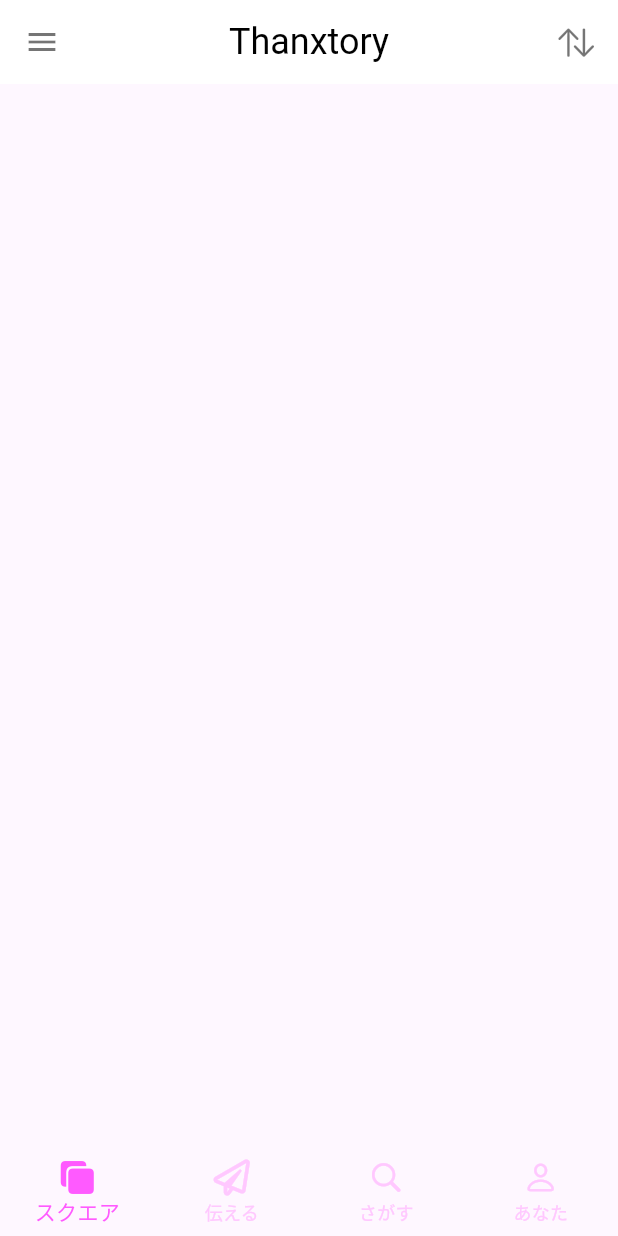
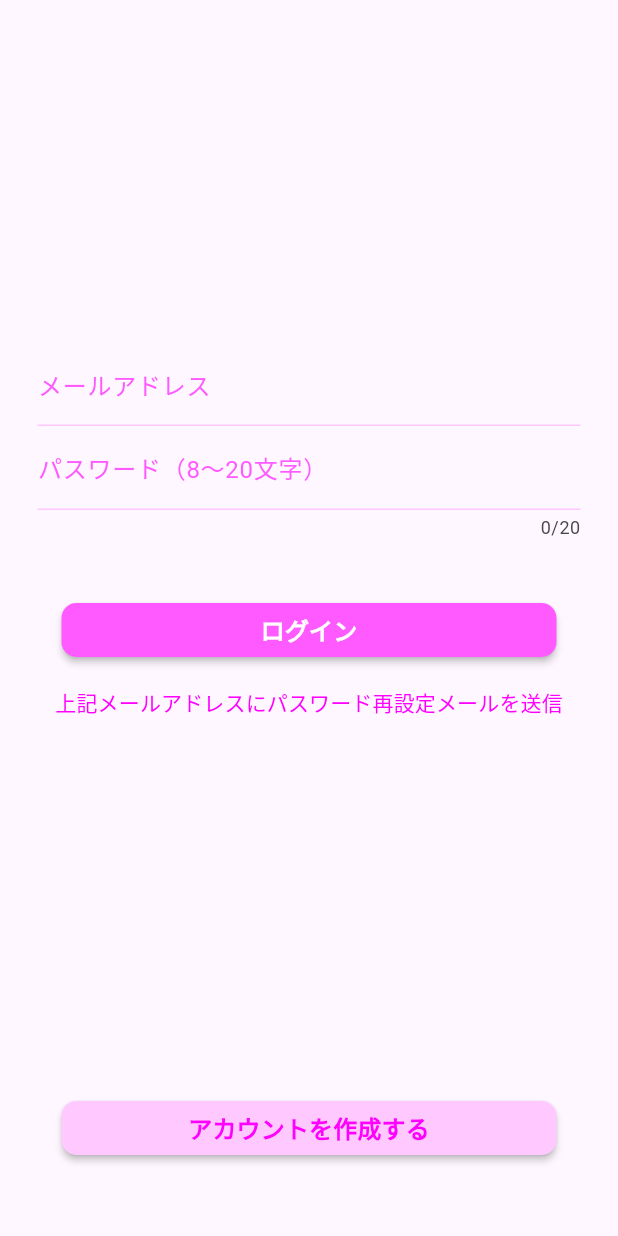
Before and after one commit to hiroshu-diary/thanxtory, a Flutter app: the screen it shows after launch, on a phone screen of 412 x 824 dp. Run offline on Flutter 3.47's test engine with Material 2 defaults, Android fonts, the phone set to English and light mode, and no system bars; our stand-ins replace anim_search_bar, cloud_firestore, firebase_auth, firebase_core, font_awesome_flutter, like_button and 3 more; accounts and stored records are empty; generated files the repository leaves out were written again.

Commit message:
確認付き メール認証

```diff
--- a/lib/main.dart
+++ b/lib/main.dart
@@ -3,6 +3,7 @@
 import 'package:flutter/material.dart';
 import 'package:provider/provider.dart';
 import 'package:thanxtory/pages/home/home_page.dart';
+import 'package:thanxtory/pages/login/login_page.dart';
 import 'model/constant.dart';
 import 'model/scaffold_messenger_controller.dart';
 import 'routes/routes.dart';
@@ -66,7 +67,7 @@
         if (snapshot.hasData) {
           return const ScaffoldMessengerNavigator();
         }
-        return const ScaffoldMessengerNavigator();
+        return const LoginPage();
       },
     );
   }
--- a/lib/pages/login/login_page.dart
+++ b/lib/pages/login/login_page.dart
@@ -1,15 +1,20 @@
 import 'package:flutter/material.dart';
 import 'package:firebase_auth/firebase_auth.dart';
+import 'package:thanxtory/main.dart';
 import 'package:thanxtory/pages/login/auth_error.dart';
 import 'package:thanxtory/pages/login/email_checker.dart';
 import 'package:thanxtory/pages/login/registraion_page.dart';
 
-class Login extends StatefulWidget {
+import '../../model/constant.dart';
+
+class LoginPage extends StatefulWidget {
+  const LoginPage({Key? key}) : super(key: key);
+
   @override
   _Login createState() => _Login();
 }
 
-class _Login extends State<Login> {
+class _Login extends State<LoginPage> {
   // Firebase 認証
   final _auth = FirebaseAuth.instance;
   late UserCredential _result;
@@ -33,20 +38,44 @@
             Padding(
               padding: const EdgeInsets.fromLTRB(25.0, 0, 25.0, 0),
               child: TextFormField(
-                  decoration: const InputDecoration(labelText: "メールアドレス"),
+                cursorColor: C.accentColor,
+                decoration: const InputDecoration(
+                  labelText: 'メールアドレス',
+                  labelStyle: TextStyle(color: C.subColor),
+                  enabledBorder: UnderlineInputBorder(
+                    borderSide: BorderSide(
+                      color: C.mainColor,
+                    ),
+                  ),
+                  focusedBorder: UnderlineInputBorder(
+                    borderSide: BorderSide(color: C.subColor),
+                  ),
+                ),
                 onChanged: (String value) {
                   _mail = value;
                 },
-                )),
+              ),
+            ),
 
             // パスワードの入力フォーム
             Padding(
               padding: const EdgeInsets.fromLTRB(25.0, 0, 25.0, 10.0),
               child: TextFormField(
-                decoration: const InputDecoration(labelText: "パスワード（8～20文字）"),
-                obscureText: true, // パスワードが見えないようRにする
-                maxLength: 20, // 入力可能な文字数
-                maxLengthEnforced: false, // 入力可能な文字数の制限を超える場合の挙動の制御
+                cursorColor: C.accentColor,
+                decoration: const InputDecoration(
+                  labelText: 'パスワード（8～20文字）',
+                  labelStyle: TextStyle(color: C.subColor),
+                  enabledBorder: UnderlineInputBorder(
+                    borderSide: BorderSide(
+                      color: C.mainColor,
+                    ),
+                  ),
+                  focusedBorder: UnderlineInputBorder(
+                    borderSide: BorderSide(color: C.subColor),
+                  ),
+                ),
+                obscureText: true,
+                maxLength: 20,
                 onChanged: (String value) {
                   _password = value;
                 },
@@ -64,9 +93,8 @@
 
             // ログインボタンの配置
             ButtonTheme(
-              minWidth: 350.0,
-              // height: 100.0,
-              child: RaisedButton(
+              minWidth: 330.0,
+              child: MaterialButton(
                 // ボタンの形状
                 shape: RoundedRectangleBorder(
                   borderRadius: BorderRadius.circular(10),
@@ -85,12 +113,6 @@
 
                     // Email確認が済んでいる場合のみHome画面へ
                     if (_user.emailVerified) {
-                      Navigator.push(context, MaterialPageRoute(
-                        builder: (context) {
-                          return Container();
-                          // Home(user_id: _user.uid, auth: _auth)
-                        },
-                      ));
                     } else {
                       Navigator.push(
                         context,
@@ -116,16 +138,22 @@
                 // ボタン内の文字や書式
                 child: const Text(
                   'ログイン',
-                  style: TextStyle(fontWeight: FontWeight.bold),
+                  style: TextStyle(
+                    fontWeight: FontWeight.w600,
+                    fontSize: 16,
+                  ),
                 ),
                 textColor: Colors.white,
-                color: Colors.blue,
+                color: C.subColor,
               ),
             ),
 
             // ログイン失敗時のエラーメッセージ
             TextButton(
-              child: const Text('上記メールアドレスにパスワード再設定メールを送信'),
+              child: const Text(
+                '上記メールアドレスにパスワード再設定メールを送信',
+                style: TextStyle(color: C.accentColor),
+              ),
               onPressed: () => _auth.sendPasswordResetEmail(email: _mail),
             ),
           ],
@@ -133,20 +161,25 @@
       ),
 
       // 画面下にアカウント作成画面への遷移ボタンを配置
-      bottomNavigationBar:
-          Column(mainAxisSize: MainAxisSize.min, children: <Widget>[
+      bottomNavigationBar: Padding(
+        padding: const EdgeInsets.only(bottom: 40),
+        child: Column(
+          mainAxisSize: MainAxisSize.min,
+          children: <Widget>[
             Padding(
               padding: const EdgeInsets.all(8.0),
               child: ButtonTheme(
-            minWidth: 350.0,
-            // height: 100.0,
-            child: RaisedButton(
+                minWidth: 330.0,
+                child: MaterialButton(
                   child: const Text(
                     'アカウントを作成する',
-                  style: TextStyle(fontWeight: FontWeight.bold),
+                    style: TextStyle(
+                      fontWeight: FontWeight.bold,
+                      fontSize: 16,
                     ),
-                textColor: Colors.blue,
-                color: Colors.blue[50],
+                  ),
+                  textColor: C.accentColor,
+                  color: C.mainColor,
                   shape: RoundedRectangleBorder(
                     borderRadius: BorderRadius.circular(10),
                   ),
@@ -159,10 +192,13 @@
                         builder: (BuildContext context) => const Registration(),
                       ),
                     );
-                }),
+                  },
                 ),
               ),
-      ]),
+            ),
+          ],
+        ),
+      ),
     );
   }
 }
```
Also changed, not shown: lib/pages/login/email_checker.dart (+33 -24 lines), lib/pages/login/registraion_page.dart (+39 -13 lines). Lines whose indentation alone changed are shown as unchanged.
